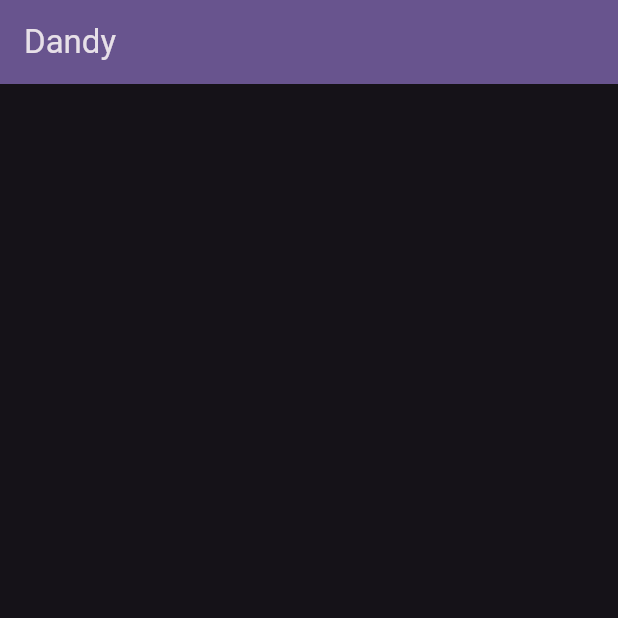
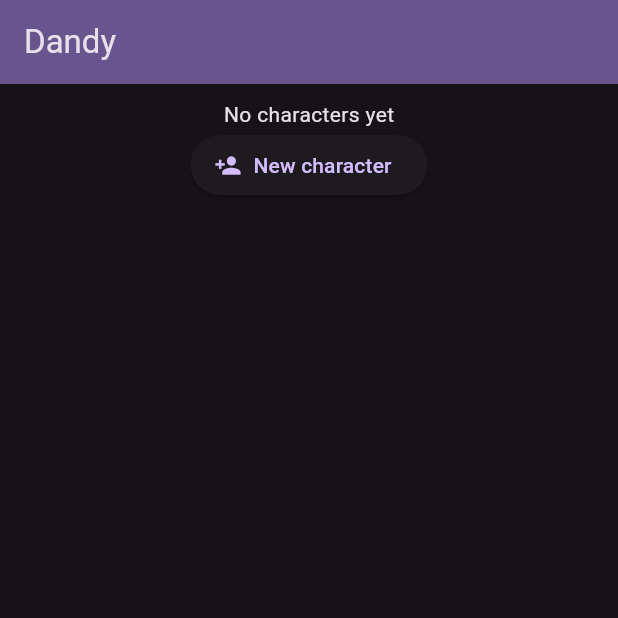
Before and after one commit to CrookedGrandma/Dandy, a Flutter app: the screen it shows after launch, on a phone screen of 412 x 824 dp, the top half of it. Run offline on Flutter 3.47's test engine with Material 3 defaults, Android fonts, the phone set to English and light mode, and no system bars; our stand-ins replace sqflite; missing offline and left inert: darq; accounts and stored records are empty.

Commit message:
Add start of new character screen

```diff
--- a/lib/pages/charselect.dart
+++ b/lib/pages/charselect.dart
@@ -1,9 +1,13 @@
+import 'dart:convert';
+
 import 'package:dandy/components/loadingscreen.dart';
 import 'package:dandy/models/character.dart';
 import 'package:dandy/page.dart';
+import 'package:dandy/pages/newchar.dart';
 import 'package:dandy/widgets.dart';
 import 'package:flutter/material.dart';
-import 'package:localstorage/localstorage.dart';
+import 'package:path/path.dart';
+import 'package:sqflite/sqflite.dart';
 
 class CharacterSelectionPage extends BasePage {
   const CharacterSelectionPage({super.key});
@@ -13,39 +17,56 @@ class CharacterSelectionPage extends BasePage {
 }
 
 class _CharacterSelectionPageState extends State<CharacterSelectionPage> {
-  final LocalStorage storage = LocalStorage("characters");
+  Database? database;
+  late Future<bool> _initializer;
 
-  bool initialized = false;
+  List<Character> characters = [];
 
-  late List<Character> characters;
+  _CharacterSelectionPageState() {
+    _initializer = initialize();
+  }
+
+  Future<bool> initialize() async {
+    // databaseFactory.deleteDatabase(join(await getDatabasesPath(), "dandy.db")); // TODO: REMOVE THIS
+    database = await getDb();
+    List<Map<String, dynamic>> rows = await database!.query("characters");
+    characters = List.generate(rows.length, (i) => Character.fromJson(jsonDecode(rows[i]["json"])));
+    return true;
+  }
 
   @override
   Widget build(BuildContext context) {
     return FutureBuilder(
-      future: storage.ready,
+      future: _initializer,
       builder: (BuildContext context, snapshot) {
         if (snapshot.data != true) {
           return basicScaffold(context, widget, body: const LoadingScreenInCenter());
-        }
-
-        if (!initialized) {
-          var charList = storage.getItem("list");
-          if (charList == null) {
-            characters = [];
-          }
-          else {
-            characters =
-                charList.map((char) => Character.fromJson(char)).toList();
-          }
-          initialized = true;
         }
 
         return basicScaffold(context, widget, body: Padding(
           padding: const EdgeInsets.all(10),
           child: Column(
             children: [
-              CharacterSelector(),
+              characterSelector(),
               // 'new character' button
+              Row(
+                mainAxisAlignment: MainAxisAlignment.center,
+                children: [
+                  ElevatedButton.icon(
+                    onPressed: () async {
+                      bool? changed = await Navigator.push(context,
+                        MaterialPageRoute<bool>(builder: (context) => NewCharacterPage(database!)));
+                      if (changed == true) {
+                        setState(() {
+                          _initializer = initialize();
+                        });
+                      }
+                    },
+                    icon: const Icon(Icons.person_add),
+                    label: const Text("New character"),
+                  ),
+                ],
+              ),
             ],
           )
         ));
@@ -53,13 +74,29 @@ class _CharacterSelectionPageState extends State<CharacterSelectionPage> {
     );
   }
 
-  Widget CharacterSelector() {
+  Widget characterSelector() {
     return Column(
-      children: characters.map((char) => Row(
-        children: [
-          Text(char.name)
+      children: characters.isNotEmpty
+        ? characters.map((char) => ListTile(
+          leading: Icon(Icons.person_outline),
+          title: Text(char.name),
+          subtitle: Text("test"),
+        )).toList()
+        : [
+          const Text("No characters yet"),
         ],
-      )).toList(),
+    );
+  }
+
+  Future<Database> getDb() async {
+    String path = join(await getDatabasesPath(), "dandy.db");
+    return await openDatabase(
+      path,
+      version: 1,
+      onCreate: (db, version) {
+        return db.execute(
+            "CREATE TABLE characters(id INTEGER PRIMARY KEY, json TEXT)");
+      }
     );
   }
 }
--- a/pubspec.yaml
+++ b/pubspec.yaml
@@ -37,8 +37,8 @@ dependencies:
   cupertino_icons: ^1.0.2
   sqflite: ^2.3.2
   path: ^1.8.3
-  localstorage: ^4.0.1+4
   json_annotation: ^4.8.1
+  darq: ^2.0.0
 
 dev_dependencies:
   flutter_test:
```
Also changed, not shown: lib/pages/newchar.dart (added, +169 -0 lines), pubspec.lock, 1 other file.
